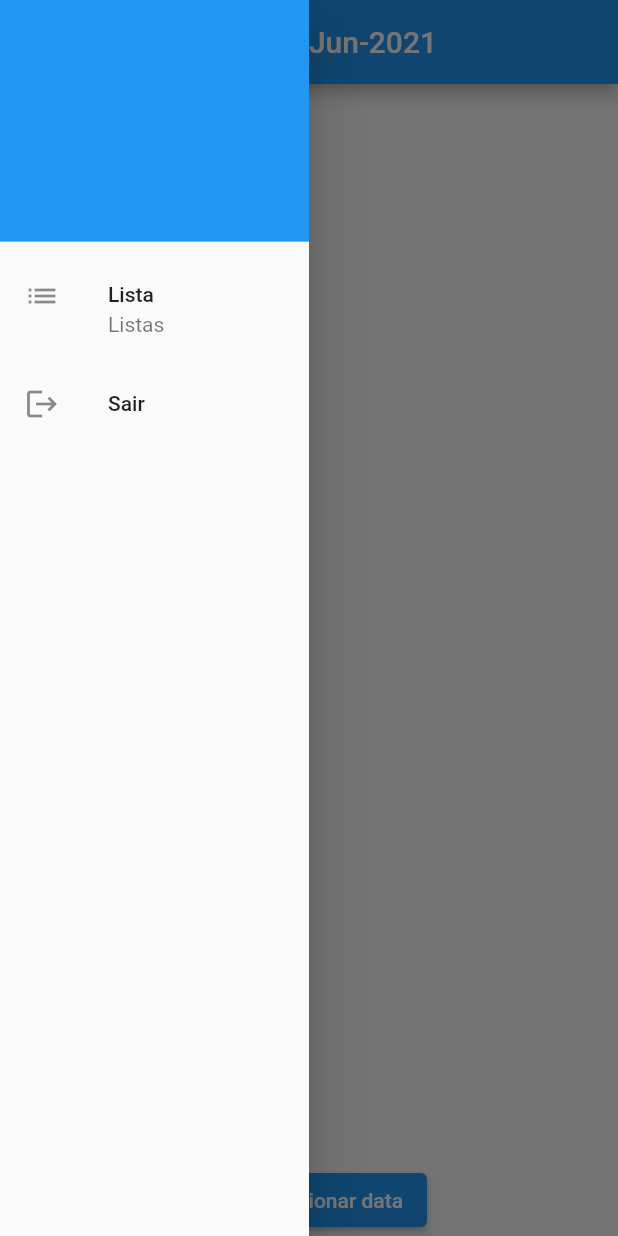
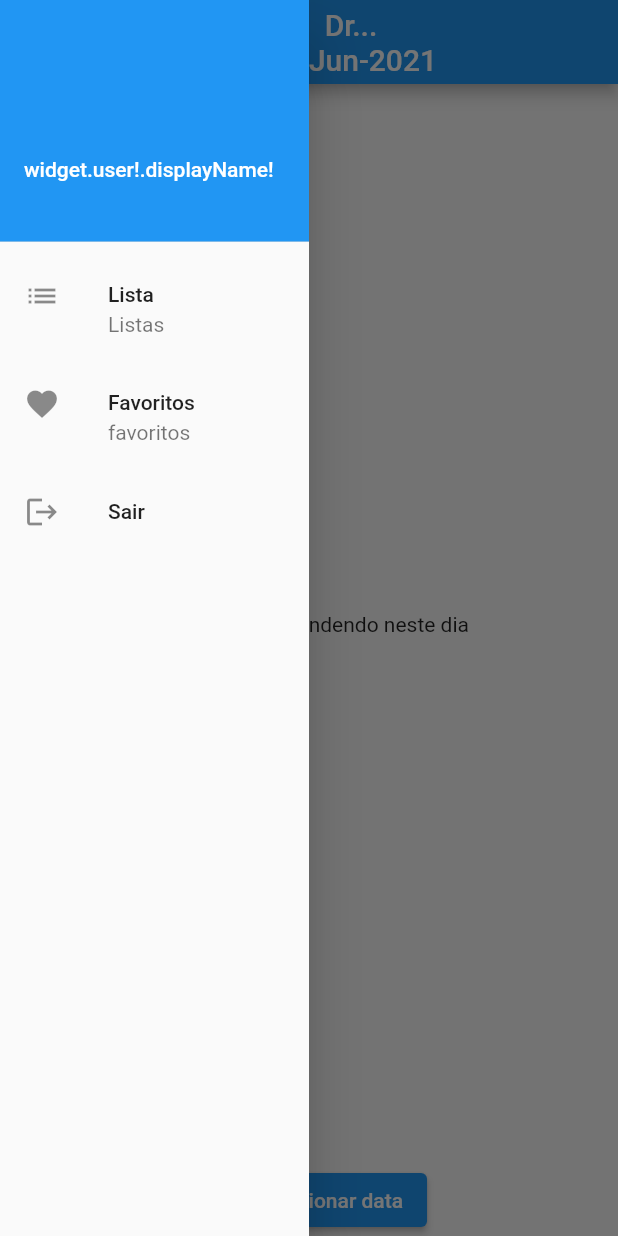
Before and after one commit to mgbarbieri/agenda, a Flutter app: the screen it shows once a user with an empty profile is signed in, with the side drawer open, on a phone screen of 412 x 824 dp. Run offline on Flutter 3.47's test engine with Material 2 defaults, Android fonts, the phone set to English and light mode, and no system bars; our stand-ins replace cloud_firestore, email_validator, firebase_auth, firebase_core; accounts and stored records are empty.

Commit message:
added consult widget

```diff
--- a/lib/views/Listings_screen.dart
+++ b/lib/views/Listings_screen.dart
@@ -1,3 +1,4 @@
+import 'package:agenda/widgets/consult.dart';
 import 'package:firebase_auth/firebase_auth.dart';
 import 'package:flutter/material.dart';
 import 'package:intl/intl.dart';
@@ -33,7 +34,14 @@ class _ListingsScreenState extends State<ListingsScreen> {
     return ScaffoldMessenger(
       child: Scaffold(
         appBar: AppBar(
-          title: Center(child: Text(DateFormat('dd-MMM-yyyy').format(date))),
+          title: Center(
+            child: Column(
+              children: [
+                Text('Dr...'),
+                Text(DateFormat('dd-MMM-yyyy').format(date)),
+              ],
+            ),
+          ),
           actions: [],
         ),
         drawer: SafeArea(
@@ -46,13 +54,19 @@ class _ListingsScreenState extends State<ListingsScreen> {
                   UserAccountsDrawerHeader(
                     decoration:
                         BoxDecoration(color: Theme.of(context).accentColor),
-                    accountName: Text(widget.user!.displayName!),
+                    accountName: Text('widget.user!.displayName!'),
                     accountEmail: Text(widget.user!.email!),
                   ),
                   ListTile(
                     leading: Icon(Icons.list),
                     title: Text('Lista'),
                     subtitle: Text('Listas'),
+                    onTap: () {},
+                  ),
+                  ListTile(
+                    leading: Icon(Icons.favorite),
+                    title: Text('Favoritos'),
+                    subtitle: Text('favoritos'),
                     onTap: () {},
                   ),
                   ListTile(
@@ -72,13 +86,17 @@ class _ListingsScreenState extends State<ListingsScreen> {
           child: Column(
             mainAxisAlignment: MainAxisAlignment.end,
             children: [
+              Expanded(
+                child: Consult(DateFormat('dd-MMM-yyyy').format(date)),
+              ),
               ElevatedButton.icon(
                 icon: Icon(Icons.date_range),
                 label: Text('Selecionar data'),
                 onPressed: () => pickDate(context),
-                )
+              ),
             ],
-            )),
+          ),
+        ),
       ),
     );
   }
--- /dev/null
+++ b/lib/widgets/consult.dart
@@ -0,0 +1,44 @@
+import 'package:cloud_firestore/cloud_firestore.dart';
+import 'package:flutter/material.dart';
+
+class Consult extends StatelessWidget {
+  final String date;
+
+  Consult(this.date);
+
+  @override
+  Widget build(BuildContext context) {
+    return StreamBuilder(
+        stream: FirebaseFirestore.instance
+            .collection(date)
+            .orderBy('time')
+            .snapshots(),
+        builder: (ctx, AsyncSnapshot<QuerySnapshot> consultSnapshot) {
+          if (consultSnapshot.connectionState == ConnectionState.waiting) {
+            return Center(child: CircularProgressIndicator());
+          }
+
+          if (consultSnapshot.hasData &&
+              consultSnapshot.data!.docs.length == 0) {
+            return Center(
+              child: Text('Não estamos atendendo neste dia'),
+            );
+          }
+
+          final consultDocs = consultSnapshot.data!.docs;
+
+          return ListView.builder(
+            itemCount: consultDocs.length,
+            itemBuilder: (ctx, i) => Card(
+              color: consultDocs[i].get('occupied')
+                  ? Theme.of(context).accentColor
+                  : Colors.white,
+              child: ListTile(
+                onTap: consultDocs[i].get('occupied') ? null : () {},
+                title: Text('${consultDocs[i].get('time')}'),
+              ),
+            ),
+          );
+        });
+  }
+}
--- a/pubspec.yaml
+++ b/pubspec.yaml
@@ -25,12 +25,12 @@ dependencies:
     sdk: flutter
   firebase_core: "^1.3.0"
   firebase_auth: "^1.4.1"
+  cloud_firestore: "^2.2.2"
 
   # The following adds the Cupertino Icons font to your application.
   # Use with the CupertinoIcons class for iOS style icons.
   cupertino_icons: ^1.0.2
   email_validator: ^2.0.1
-  flutter_pw_validator: ^1.2.1
   intl: ^0.17.0
 
 dev_dependencies:
```
Also changed, not shown: pubspec.lock, 2 other files. Lines whose indentation alone changed are shown as unchanged.
